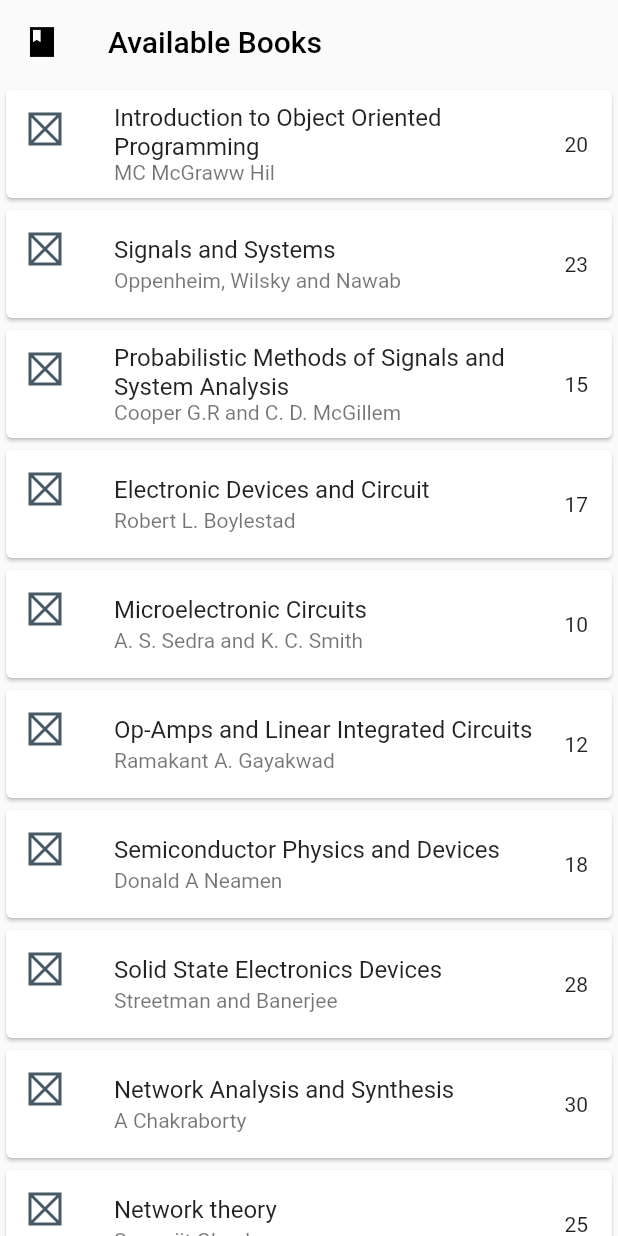
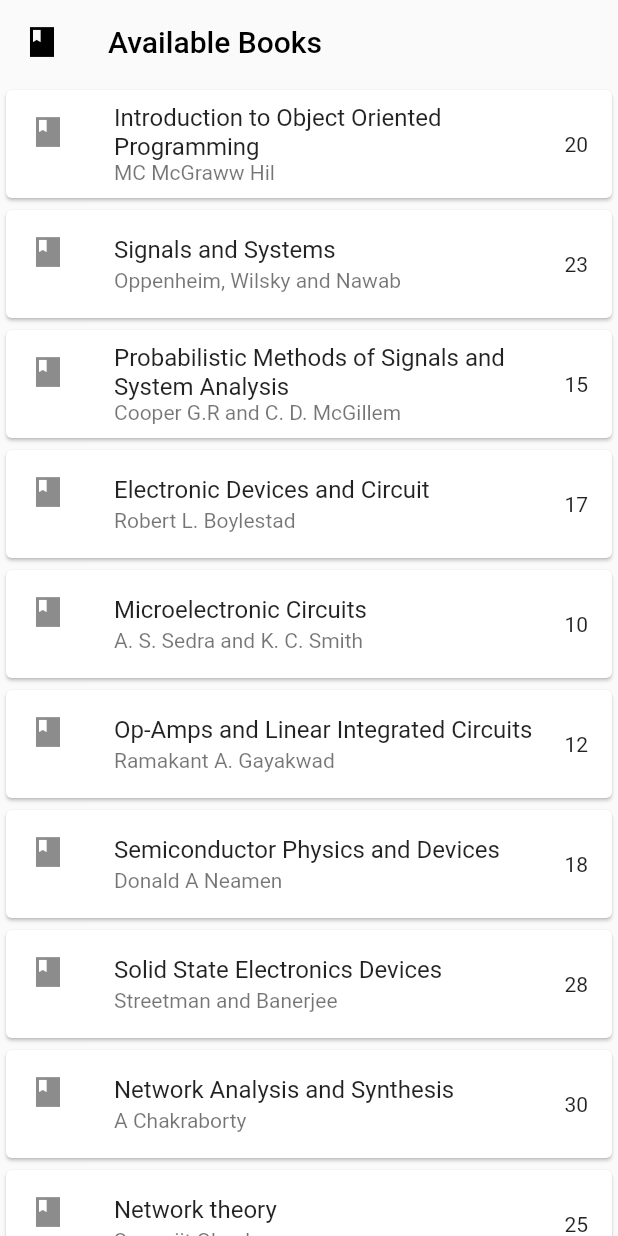
Before and after one commit to sk25469/keep_my_books, a Flutter app: the HomeScreen screen opened directly, on a phone screen of 412 x 824 dp. Run offline on Flutter 3.47's test engine with Material 2 defaults, Android fonts, the phone set to English and light mode, and no system bars; our stand-ins replace shared_preferences, sqflite, titled_navigation_bar; accounts and stored records are empty.

Commit message:
changed ui designs

```diff
--- a/lib/main.dart
+++ b/lib/main.dart
@@ -11,7 +11,7 @@ void main() async {
   bool hasLoggedIn = sharedPreferences.containsKey('isLoggedIn')
       ? sharedPreferences.getBool('isLoggedIn')!
       : false;
-  UserService.setInitialValues();
+  if (hasLoggedIn) UserService.setInitialValues();
   runApp(
     MyApp(hasLoggedIn: hasLoggedIn),
   );
--- a/lib/widget/book_list_tile.dart
+++ b/lib/widget/book_list_tile.dart
@@ -13,11 +13,7 @@ class BookListTile extends StatelessWidget {
     return Card(
       elevation: 1,
       child: ListTile(
-        leading: const SizedBox(
-          width: 20,
-          height: 20,
-          child: Placeholder(),
-        ),
+        leading: const Icon(Icons.book_sharp),
         title: Text(book.name),
         subtitle: Text(book.author),
         trailing: Text(book.numAvailable.toString()),
```
